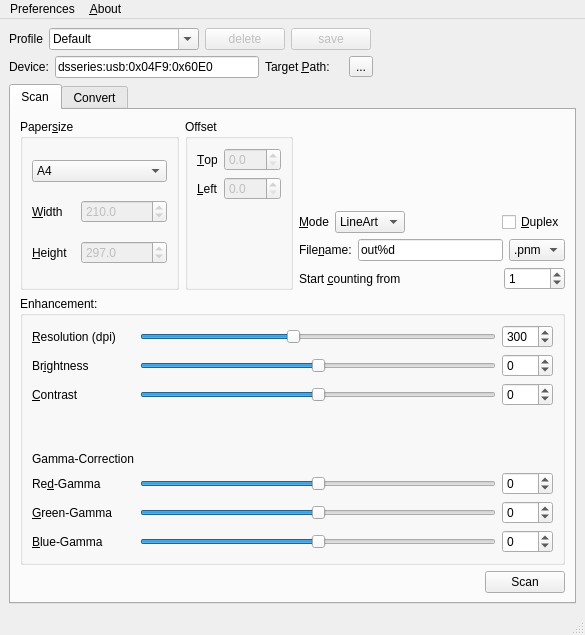
Old version of the form qtscanimage.ui in the repository LX-SBT/QtScanImage.
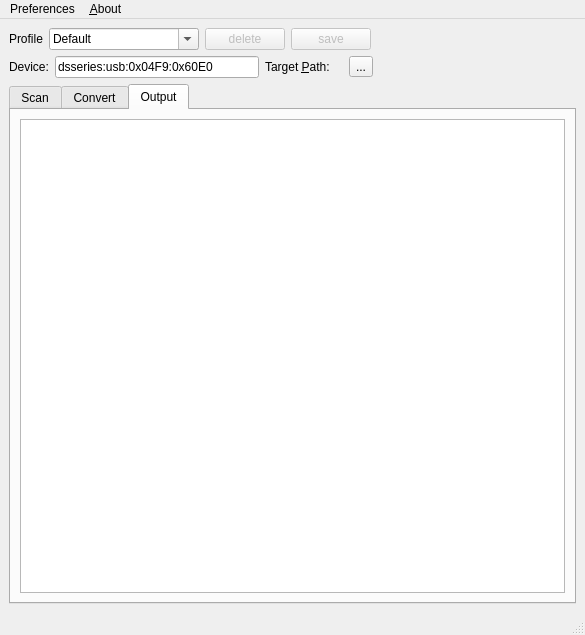
New version of the form. The open tabs and pages were chosen to show the change.

Diff of the .ui file:
```diff
--- a/qtscanimage.ui
+++ b/qtscanimage.ui
@@ -1027,6 +1027,20 @@
           </item>
          </layout>
         </widget>
+        <widget class="QWidget" name="tab">
+         <attribute name="title">
+          <string>Output</string>
+         </attribute>
+         <layout class="QVBoxLayout" name="verticalLayout_5">
+          <item>
+           <widget class="QPlainTextEdit" name="plainTextEdit_output">
+            <property name="readOnly">
+             <bool>true</bool>
+            </property>
+           </widget>
+          </item>
+         </layout>
+        </widget>
        </widget>
       </item>
      </layout>
```
Left out of the diff: 2 changed lines with no effect on the pictures.
